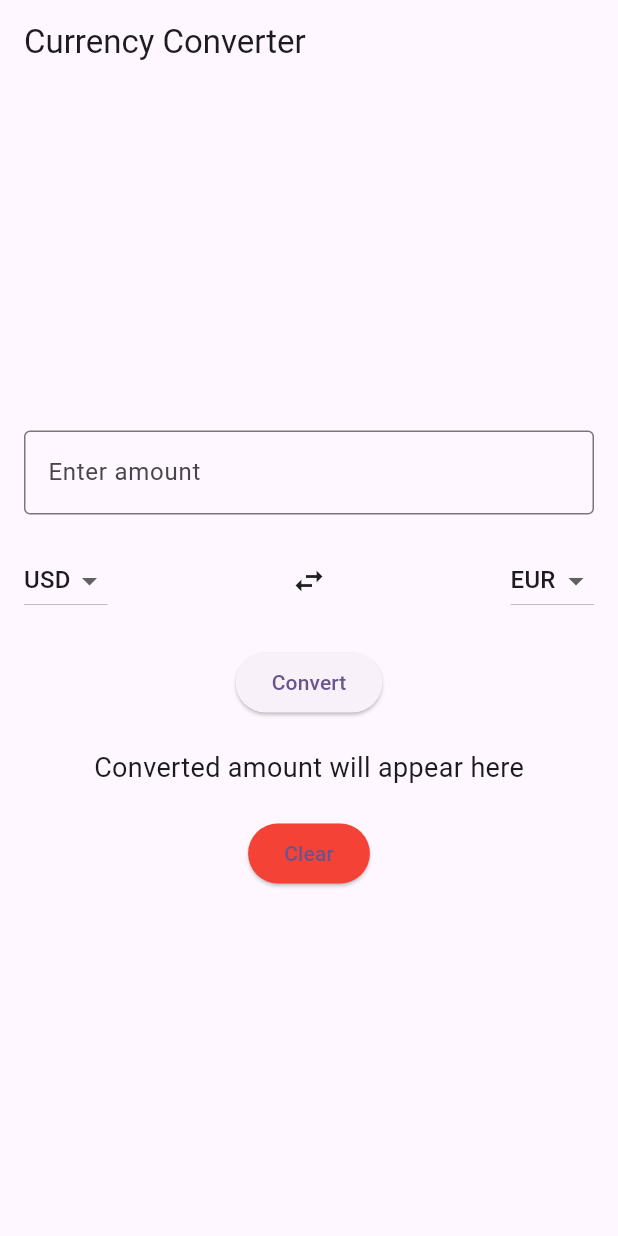
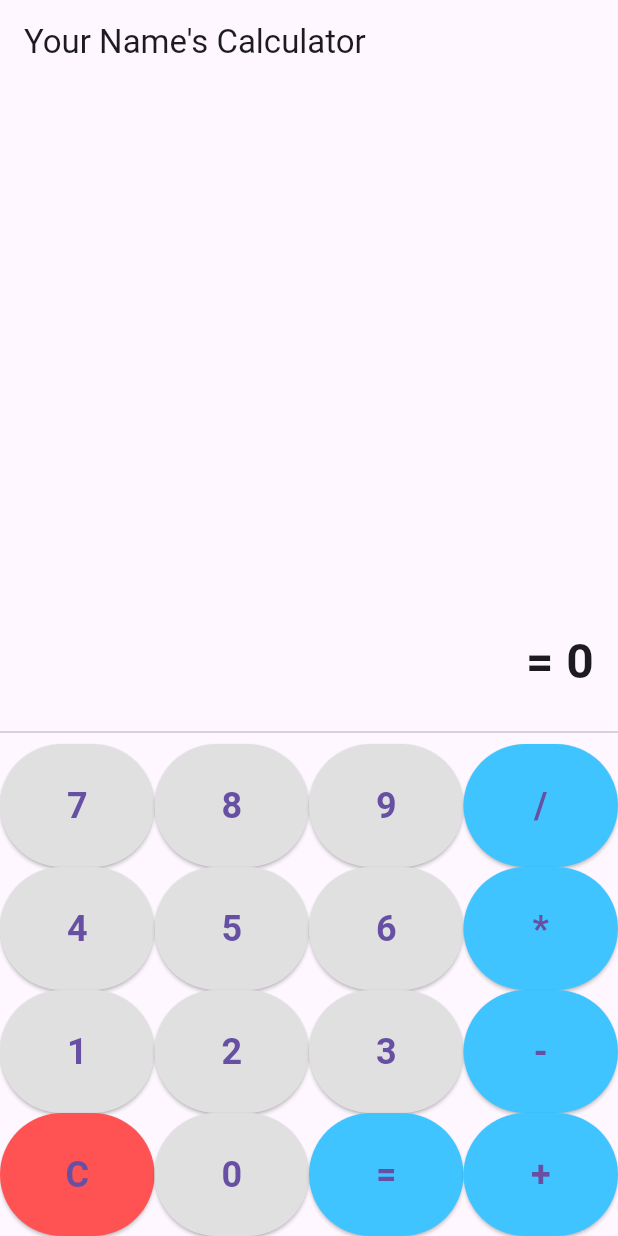
Before and after one commit to NickURI/flutter_calculator, a Flutter app: the screen it shows after launch, on a phone screen of 412 x 824 dp. Run offline on Flutter 3.47's test engine with Material 3 defaults, Android fonts, the phone set to English and light mode, and no system bars; missing offline and left inert: expressions.

Commit message:
Commiting correct file for calculator

```diff
--- a/lib/main.dart
+++ b/lib/main.dart
@@ -1,4 +1,5 @@
 import 'package:flutter/material.dart';
+import 'package:expressions/expressions.dart'; // External package for expression evaluation
 
 void main() {
   runApp(const MyApp());
@@ -10,10 +11,9 @@ class MyApp extends StatelessWidget {
   @override
   Widget build(BuildContext context) {
     return MaterialApp(
-      title: "Nick's Currency Converter",
+      title: 'Nick\'s Calculator', // Title of the app
       theme: ThemeData(
-        colorScheme: ColorScheme.fromSeed(seedColor: Colors.deepPurple),
-        useMaterial3: true,
+        primarySwatch: Colors.blue,
       ),
       home: const MyHomePage(),
     );
@@ -28,110 +28,109 @@ class MyHomePage extends StatefulWidget {
 }
 
 class _MyHomePageState extends State<MyHomePage> {
-  final TextEditingController _amountController = TextEditingController();
-  String _fromCurrency = 'USD';
-  String _toCurrency = 'EUR';
-  String _result = '';
+  String input = ''; // Stores the user input expression
+  String result = '0'; // Stores the result or current calculation
 
-  // Hardcoded exchange rates for simplicity
-  final Map<String, double> _exchangeRates = {
-    'USD': 1.0,
-    'EUR': 0.85,
-    'GBP': 0.75,
-    'JPY': 110.0,
-  };
+  void _onPressed(String value) {
+    setState(() {
+      if (value == 'C') {
+        // Clear functionality
+        input = '';
+        result = '0';
+      } else if (value == '=') {
+        // Evaluate expression
+        try {
+          final expression = Expression.parse(input);
+          final evaluator = const ExpressionEvaluator();
+          var evalResult = evaluator.eval(expression, {});
 
-  void _convert() {
-    double amount = double.tryParse(_amountController.text) ?? 0.0;
-    double fromRate = _exchangeRates[_fromCurrency] ?? 1.0;
-    double toRate = _exchangeRates[_toCurrency] ?? 1.0;
-    double convertedAmount = (amount / fromRate) * toRate;
-    setState(() {
-      _result = convertedAmount.toStringAsFixed(2);
+          // Handle division by zero
+          if (evalResult.toString() == 'Infinity' || evalResult.toString() == '-Infinity') {
+            result = 'Error'; // Show Error for division by zero
+          } else {
+            result = evalResult.toString();
+          }
+        } catch (e) {
+          result = 'Error'; // Handle invalid expression
+        }
+      } else {
+        input += value; // Append the input
+      }
     });
   }
 
-  void _clear() {
-    setState(() {
-      _amountController.clear();
-      _result = '';
-    });
+  Widget buildButton(String value, {Color? color}) {
+    return Expanded(
+      child: ElevatedButton(
+        style: ElevatedButton.styleFrom(
+          padding: const EdgeInsets.all(24),
+          backgroundColor: color ?? Colors.grey[300],
+        ),
+        onPressed: () => _onPressed(value),
+        child: Text(
+          value,
+          style: const TextStyle(fontSize: 24, fontWeight: FontWeight.bold), // Bold and more visible text
+        ),
+      ),
+    );
   }
 
   @override
   Widget build(BuildContext context) {
     return Scaffold(
       appBar: AppBar(
-        title: const Text('Currency Converter'),
+        title: const Text('Your Name\'s Calculator'), // Title on the calculator screen
       ),
-      body: Padding(
-        padding: const EdgeInsets.all(16.0),
-        child: Column(
-          mainAxisAlignment: MainAxisAlignment.center,
+      body: Column(
         children: [
-            TextField(
-              controller: _amountController,
-              keyboardType: TextInputType.number,
-              decoration: const InputDecoration(
-                labelText: 'Enter amount',
-                border: OutlineInputBorder(),
+          Expanded(
+            child: Container(
+              padding: const EdgeInsets.all(16),
+              alignment: Alignment.bottomRight,
+              child: Text(
+                '$input = $result', // Display the input expression and result
+                style: const TextStyle(fontSize: 32, fontWeight: FontWeight.bold),
               ),
             ),
-            const SizedBox(height: 20),
+          ),
+          const Divider(),
+          Column(
+            children: [
               Row(
-              mainAxisAlignment: MainAxisAlignment.spaceBetween,
                 children: [
-                DropdownButton<String>(
-                  value: _fromCurrency,
-                  items: _exchangeRates.keys.map((String currency) {
-                    return DropdownMenuItem<String>(
-                      value: currency,
-                      child: Text(currency),
-                    );
-                  }).toList(),
-                  onChanged: (String? newValue) {
-                    setState(() {
-                      _fromCurrency = newValue!;
-                    });
-                  },
+                  buildButton('7'),
+                  buildButton('8'),
+                  buildButton('9'),
+                  buildButton('/', color: Colors.lightBlueAccent), // Operation button
+                ],
               ),
-                const Icon(Icons.swap_horiz),
-                DropdownButton<String>(
-                  value: _toCurrency,
-                  items: _exchangeRates.keys.map((String currency) {
-                    return DropdownMenuItem<String>(
-                      value: currency,
-                      child: Text(currency),
-                    );
-                  }).toList(),
-                  onChanged: (String? newValue) {
-                    setState(() {
-                      _toCurrency = newValue!;
-                    });
-                  },
+              Row(
+                children: [
+                  buildButton('4'),
+                  buildButton('5'),
+                  buildButton('6'),
+                  buildButton('*', color: Colors.lightBlueAccent), // Operation button
+                ],
+              ),
+              Row(
+                children: [
+                  buildButton('1'),
+                  buildButton('2'),
+                  buildButton('3'),
+                  buildButton('-', color: Colors.lightBlueAccent), // Operation button
+                ],
+              ),
+              Row(
+                children: [
+                  buildButton('C', color: Colors.redAccent), // Clear button on the bottom left
+                  buildButton('0'),
+                  buildButton('=', color: Colors.lightBlueAccent), // Equals button on the bottom right
+                  buildButton('+', color: Colors.lightBlueAccent), // Operation button
+                ],
               ),
             ],
           ),
-            const SizedBox(height: 20),
-            ElevatedButton(
-              onPressed: _convert,
-              child: const Text('Convert'),
-            ),
-            const SizedBox(height: 20),
-            Text(
-              _result.isEmpty ? 'Converted amount will appear here' : 'Result: $_result $_toCurrency',
-              style: const TextStyle(fontSize: 18),
-            ),
-            const SizedBox(height: 20),
-            ElevatedButton(
-              onPressed: _clear,
-              style: ElevatedButton.styleFrom(
-                backgroundColor: Colors.red,
-              ),
-              child: const Text('Clear'),
-            ),
         ],
-        ),
       ),
     );
   }
```
Lines whose indentation alone changed are shown as unchanged.
